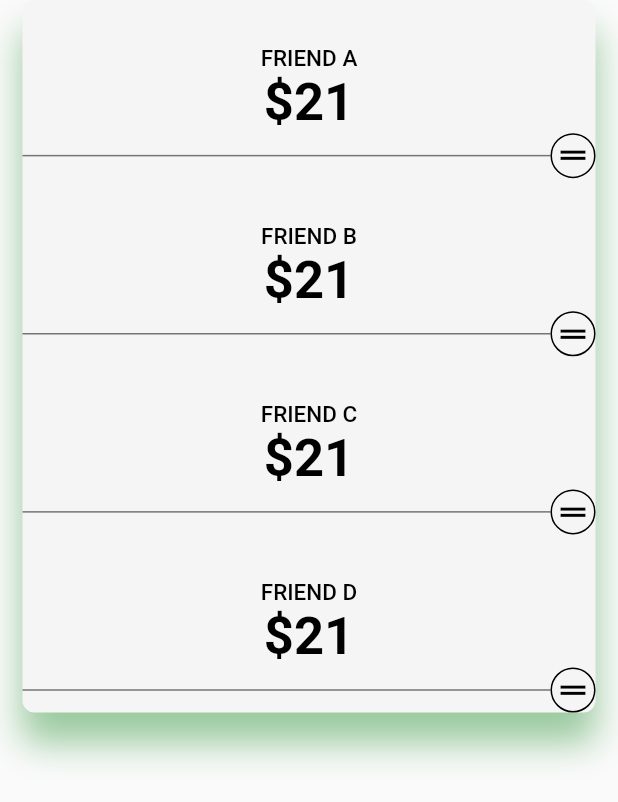
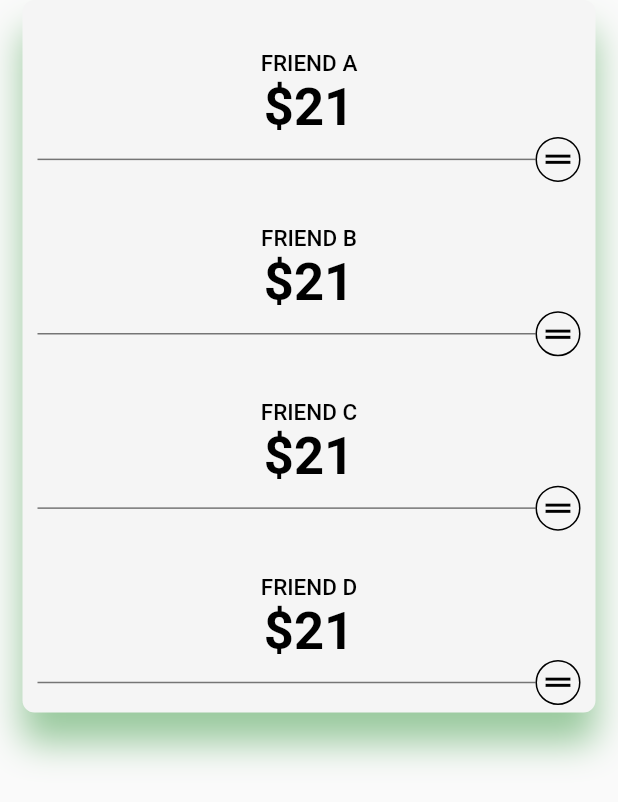
Before and after one commit to nightMue/Bill-Spliter, a Flutter app: the SplitView widget shown alone on an empty page, opened directly with empty values, on a phone screen of 412 x 824 dp. Shown: the top 802 px of the screen. Run offline on Flutter 3.47's test engine with Material 2 defaults, Android fonts, the phone set to English and light mode, and no system bars; Roboto replaces fonts that are missing (Raleway).

Commit message:
Fixed margin issues with drag bar

```diff
--- a/lib/ui/slider/friendView.dart
+++ b/lib/ui/slider/friendView.dart
@@ -23,7 +23,7 @@ class _FriendViewState extends State<FriendView> {
   Widget build(BuildContext context) {
     return Expanded(
       child: Container(
-          //padding: const EdgeInsets.fromLTRB(0, 0, 10, 10),
+          padding: const EdgeInsets.fromLTRB(10, 0, 10, 0),
           color: widget.color,
           child: Stack(
             children: <Widget>[
@@ -71,7 +71,6 @@ class _FriendViewState extends State<FriendView> {
                                   ),
                                   shape: BoxShape.circle),
                               child: Center(
-                               // padding: EdgeInsets.fromLTRB(0, 0, 10, 10),
                                 child: Icon(
                                   (locked) ? Icons.lock : Icons.drag_handle,
                                   color: (locked)
--- a/lib/ui/split/split.dart
+++ b/lib/ui/split/split.dart
@@ -54,6 +54,7 @@ class _SplitViewState extends State<SplitView> with TickerProviderStateMixin {
       child: Stack(
         children: <Widget>[
           Container(
+            padding: EdgeInsets.fromLTRB(0, 5, 0, 5),
             decoration: BoxDecoration(
               borderRadius: BorderRadius.circular(8),
               color: Colors.grey.shade100,
```
